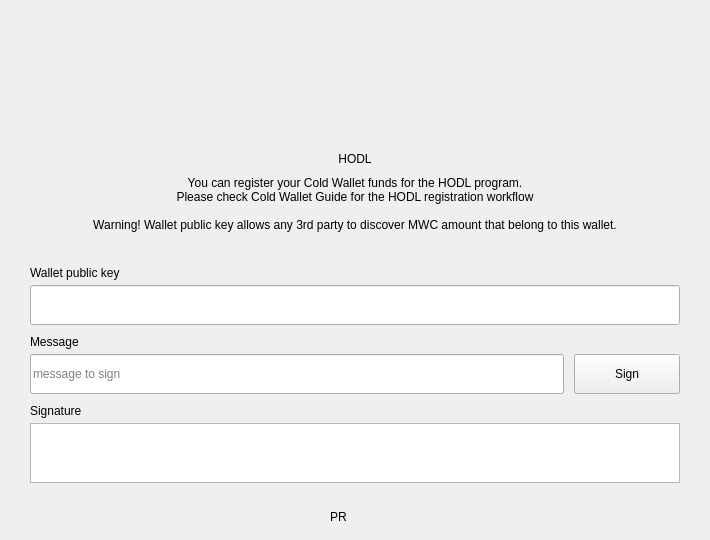
Above: windows/h_hodlcold_w.ui from 0xkobe/mwc-wallet before the change. Below: the same form after it.
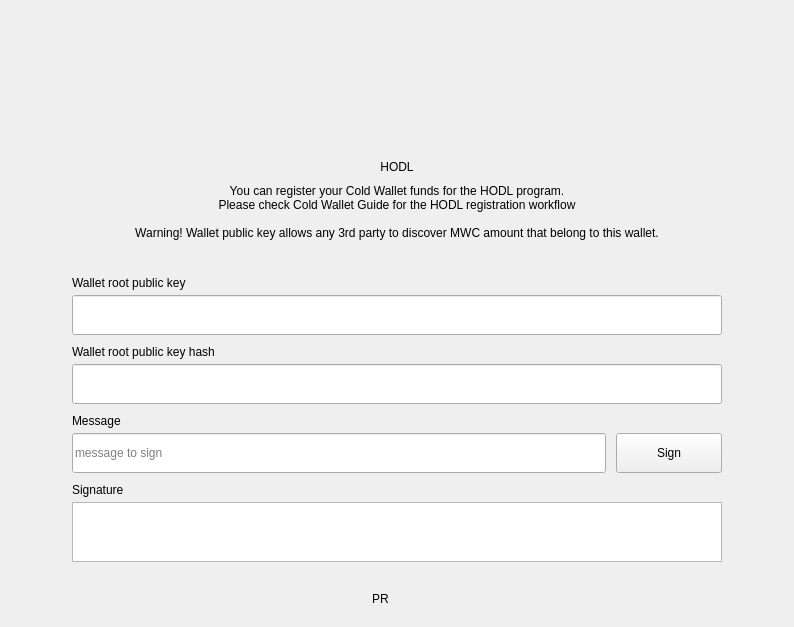
That is the form after the change. Icons and pictures are not drawn. Custom widgets are drawn as their Qt base class.

Commit message: https://github.com/mwcproject/mwc-qt-wallet/issues/266

The edit to the form file:
```diff
--- a/windows/h_hodlcold_w.ui
+++ b/windows/h_hodlcold_w.ui
@@ -6,8 +6,8 @@
    <rect>
     <x>0</x>
     <y>0</y>
-    <width>710</width>
-    <height>540</height>
+    <width>794</width>
+    <height>627</height>
    </rect>
   </property>
   <property name="windowTitle">
@@ -18,16 +18,16 @@
     <number>0</number>
    </property>
    <property name="leftMargin">
-    <number>1</number>
+    <number>3</number>
    </property>
    <property name="topMargin">
-    <number>1</number>
+    <number>3</number>
    </property>
    <property name="rightMargin">
-    <number>1</number>
+    <number>3</number>
    </property>
    <property name="bottomMargin">
-    <number>1</number>
+    <number>3</number>
    </property>
    <item>
     <spacer name="horizontalSpacer">
@@ -43,7 +43,7 @@
     </spacer>
    </item>
    <item>
-    <layout class="QVBoxLayout" name="verticalLayout" stretch="1,0,1,0,0,1,0,0,0,2">
+    <layout class="QVBoxLayout" name="verticalLayout" stretch="1,0,1,0,0,1,0,0,0,0,2">
      <property name="spacing">
       <number>10</number>
      </property>
@@ -187,7 +187,7 @@
           </size>
          </property>
          <property name="text">
-          <string>Wallet public key</string>
+          <string>Wallet root public key</string>
          </property>
         </widget>
        </item>
@@ -215,6 +215,54 @@
        </item>
       </layout>
      </item>
+     <item>
+      <layout class="QVBoxLayout" name="verticalLayout_6">
+       <property name="spacing">
+        <number>5</number>
+       </property>
+       <item>
+        <widget class="control::MwcLabelSmall" name="label_9">
+         <property name="sizePolicy">
+          <sizepolicy hsizetype="Fixed" vsizetype="Preferred">
+           <horstretch>0</horstretch>
+           <verstretch>0</verstretch>
+          </sizepolicy>
+         </property>
+         <property name="maximumSize">
+          <size>
+           <width>16777215</width>
+           <height>22</height>
+          </size>
+         </property>
+         <property name="text">
+          <string>Wallet root public key hash</string>
+         </property>
+        </widget>
+       </item>
+       <item>
+        <widget class="control::MwcLineEditNormal" name="publicKeyHash">
+         <property name="minimumSize">
+          <size>
+           <width>650</width>
+           <height>40</height>
+          </size>
+         </property>
+         <property name="maximumSize">
+          <size>
+           <width>16777215</width>
+           <height>40</height>
+          </size>
+         </property>
+         <property name="text">
+          <string/>
+         </property>
+         <property name="readOnly">
+          <bool>true</bool>
+         </property>
+        </widget>
+       </item>
+      </layout>
+     </item>
      <item>
       <layout class="QHBoxLayout" name="horizontalLayout_5">
        <item>
@@ -504,6 +552,16 @@
    <extends>QPushButton</extends>
    <header>control/MwcPushButton.h</header>
   </customwidget>
+  <customwidget>
+   <class>control::MwcLabelProgress</class>
+   <extends>QLabel</extends>
+   <header>control/MwcLabelProgress.h</header>
+  </customwidget>
+  <customwidget>
+   <class>control::MwcLabelNormal</class>
+   <extends>QLabel</extends>
+   <header>control/MwcLabel.h</header>
+  </customwidget>
   <customwidget>
    <class>control::MwcLineEditNormal</class>
    <extends>QLineEdit</extends>
@@ -514,16 +572,6 @@
    <extends>QLabel</extends>
    <header>control/MwcLabel.h</header>
   </customwidget>
-  <customwidget>
-   <class>control::MwcLabelProgress</class>
-   <extends>QLabel</extends>
-   <header>control/MwcLabelProgress.h</header>
-  </customwidget>
-  <customwidget>
-   <class>control::MwcLabelNormal</class>
-   <extends>QLabel</extends>
-   <header>control/MwcLabel.h</header>
-  </customwidget>
   <customwidget>
    <class>control::MwcLabelLarge</class>
    <extends>QLabel</extends>
```
The commit also changes 24 other files.
